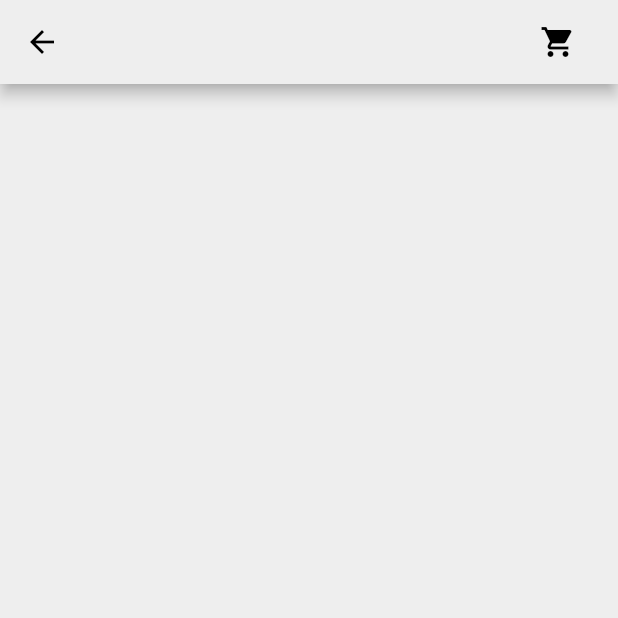
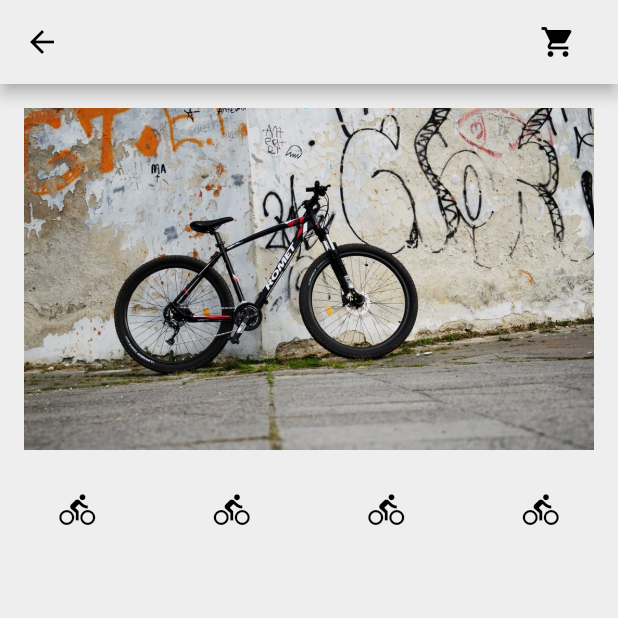
Before and after one commit to LegdayDev/flutter-study, a Flutter app: the screen it shows after launch, on a phone screen of 412 x 824 dp, the top half of it. Run offline on Flutter 3.47's test engine with Material 2 defaults, Android fonts, the phone set to English and light mode, and no system bars.

Commit message:
클릭시 이미지 변경까지

```diff
--- a/shoppingcart/lib/components/shoppingcart_header.dart
+++ b/shoppingcart/lib/components/shoppingcart_header.dart
@@ -27,10 +27,40 @@ class _ShoppingCartHeaderState extends State<ShoppingCartHeader> {
     );
   }
 
-  Widget _buildHeaderPic(){
-    return SizedBox();
+  Widget _buildHeaderPic() {
+    return Padding(
+      padding: const EdgeInsets.all(16.0),
+      child: AspectRatio(
+          aspectRatio: 5 / 3,
+          child: Image.asset(
+              selectedPic[selectedId],
+              fit: BoxFit.cover
+          )),
+    );
   }
-  Widget _buildHeaderSelector(){
-    return SizedBox();
+
+  Widget _buildHeaderSelector() {
+    return Row(
+      mainAxisAlignment: MainAxisAlignment.spaceAround,
+      children: [
+        _buildHeaderSelectorButton(0),
+        _buildHeaderSelectorButton(1),
+        _buildHeaderSelectorButton(2),
+        _buildHeaderSelectorButton(3),
+      ],
+    );
+  }
+
+  Widget _buildHeaderSelectorButton(int id) {
+    return IconButton(
+        onPressed: () {
+          setState(() {
+            selectedId = id;
+          });
+        },
+        icon: Icon(
+          Icons.directions_bike,
+          color: Colors.black,)
+    );
   }
 }
--- a/shoppingcart/pubspec.yaml
+++ b/shoppingcart/pubspec.yaml
@@ -58,7 +58,7 @@ flutter:
   uses-material-design: true
 
   # To add assets to your application, add an assets section, like this:
-  assets:
+  assets:  # Lists assets, such as image files
     - assets/
 
 
```
Also changed, not shown: shoppingcart/assets/p1.jpeg (added), shoppingcart/assets/p2.jpeg (added), shoppingcart/assets/p3.jpeg (added), shoppingcart/assets/p4.jpeg (added).
